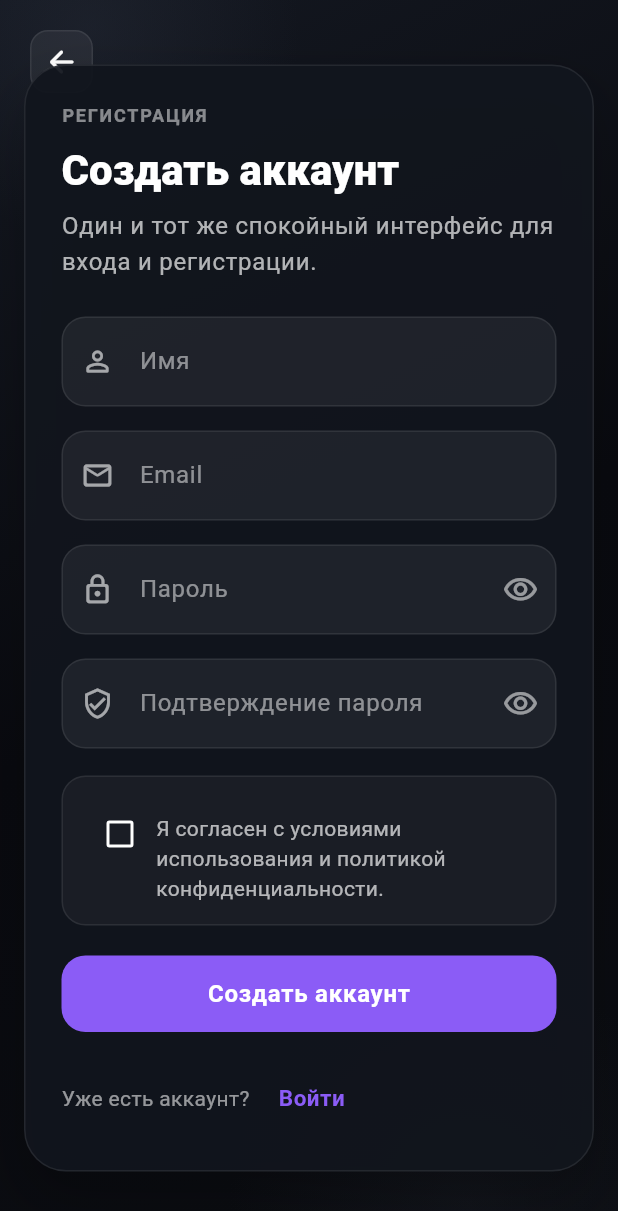
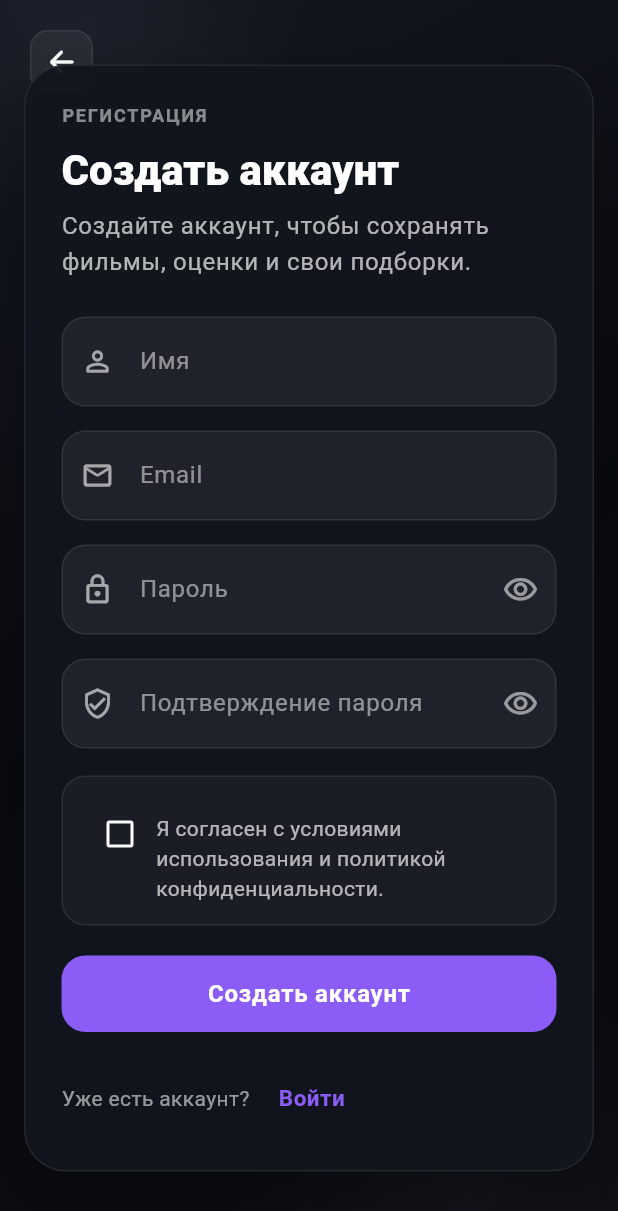
Before and after one commit to dasensy1/aba-movie, a Flutter app: the screen it shows after launch, after a tap on "Регистрация", on a phone screen of 412 x 824 dp. Shown: the top 1211 px of the screen. Run offline on Flutter 3.47's test engine with Material 3 defaults, Android fonts, the phone set to English and light mode, and no system bars; our stand-ins replace cached_network_image, convex_bottom_bar, google_fonts, shared_preferences, shimmer, sqflite and 2 more; accounts and stored records are empty; network calls fail.

Commit message:
интерфейс входа регистрации

```diff
--- a/lib/screens/auth/register_screen.dart
+++ b/lib/screens/auth/register_screen.dart
@@ -81,7 +81,7 @@ class _RegisterScreenState extends State<RegisterScreen> {
     return AuthShell(
       eyebrow: 'РЕГИСТРАЦИЯ',
       title: 'Создать аккаунт',
-      subtitle: 'Один и тот же спокойный интерфейс для входа и регистрации.',
+      subtitle: 'Создайте аккаунт, чтобы сохранять фильмы, оценки и свои подборки.',
       leading: IconButton(
         onPressed: () => Navigator.pop(context),
         icon: Container(
```
